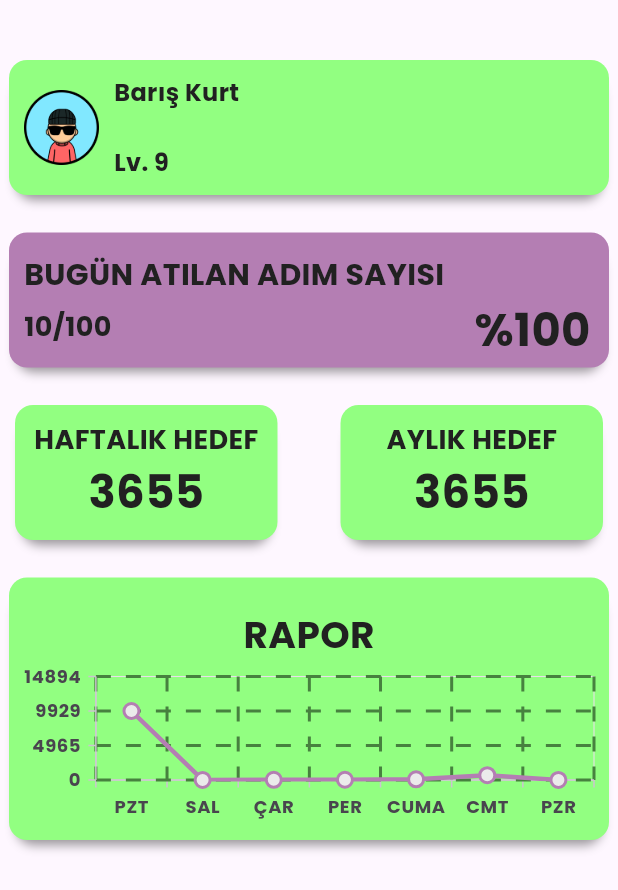
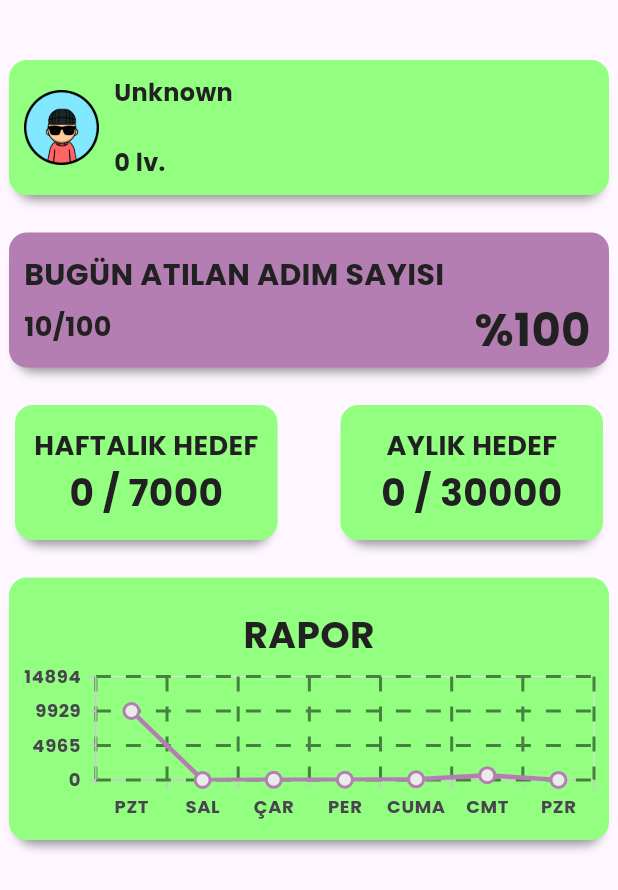
Before and after one commit to Fleqpe/Walkverse, a Flutter app: the Anasayfa widget shown alone on an empty page, opened directly, on a phone screen of 412 x 824 dp. Shown: the top 890 px of the screen. Run offline on Flutter 3.47's test engine with Material 3 defaults, Android fonts, the light colour scheme and no system bars; our stand-ins replace cloud_firestore, firebase_auth, firebase_core, pedometer, syncfusion_flutter_charts; missing offline and left inert: flutter_background_service; accounts and stored records are empty.

Commit message:
anasayfa completed

```diff
--- a/lib/anasayfa.dart
+++ b/lib/anasayfa.dart
@@ -2,9 +2,64 @@ import 'package:flutter/material.dart';
 import 'package:walkverse/chart.dart';
 import 'package:walkverse/container.dart';
 import 'package:walkverse/renkler.dart';
+import 'backend/backendtest.dart';
+import 'backend/xpSystem.dart';
 
-class Anasayfa extends StatelessWidget {
+class Anasayfa extends StatefulWidget {
   const Anasayfa({super.key});
+
+  @override
+  _AnasayfaState createState() => _AnasayfaState();
+}
+
+class _AnasayfaState extends State<Anasayfa> {
+  UserStepsService userStepsService = UserStepsService();
+  String userName = 'Loading...';
+  int level = 0;
+  int remainingXp = 0;
+  int weeklyGoal = 0;
+  int monthlyGoal = 0;
+  int weeklyCount = 0;
+  int monthlyCount = 0;
+  @override
+  void initState() {
+    super.initState();
+    _fetchUserData();
+  }
+
+  Future<void> _fetchUserData() async {
+    String? userId = UserSession.getUserId();
+    if (userId != null) {
+      UserStepsService userStepsService = UserStepsService();
+
+      // Fetch username
+      userName = await userStepsService.getUsername(userId);
+
+      // Fetch total steps
+      int totalSteps = await userStepsService.getTotalSteps(userId);
+
+      // Calculate level and remaining XP
+      Map<String, int> levelInfo = XpSystem.calculateLevel(totalSteps);
+      level = levelInfo['level']!;
+      remainingXp = levelInfo['remainingXp']!;
+
+      // Calculate weekly and monthly goals
+
+      weeklyGoal = XpSystem.calculateWeeklyGoal(level);
+      monthlyGoal = XpSystem.calculateMonthlyGoal(level);
+
+      // Calculate weekly steps
+      DateTime now = DateTime.now();
+      DateTime startOfWeek = now.subtract(Duration(days: now.weekday - 1));
+      weeklyCount = await userStepsService.getTotalStepsScaled(userId, startOfWeek, now);
+
+      DateTime startOfMonth = DateTime(now.year, now.month, 1);
+
+      monthlyCount = await userStepsService.getTotalStepsScaled(userId,startOfMonth, now);
+      setState(() {});
+
+    }
+  }
 
   @override
   Widget build(BuildContext context) {
@@ -31,8 +86,8 @@ class Anasayfa extends StatelessWidget {
                       mainAxisAlignment: MainAxisAlignment.spaceBetween,
                       crossAxisAlignment: CrossAxisAlignment.start,
                       children: [
-                        createText("Barış Kurt", 16),
-                        createText("Lv. 9", 16)
+                        createText(userName, 16),
+                        createText("$level lv.", 16)
                       ],
                     ),
                   )
@@ -86,7 +141,7 @@ class Anasayfa extends StatelessWidget {
                           mainAxisAlignment: MainAxisAlignment.center,
                           children: [
                             createText("HAFTALIK HEDEF", 18),
-                            createText("3655", 30)
+                            createText("$weeklyCount / $weeklyGoal", 25)
                           ],
                         ),
                       )),
@@ -102,7 +157,7 @@ class Anasayfa extends StatelessWidget {
                             mainAxisAlignment: MainAxisAlignment.center,
                             children: [
                               createText("AYLIK HEDEF", 18),
-                              createText("3655", 30)
+                              createText("$monthlyCount / $monthlyGoal", 25)
                             ],
                           ),
                         )))
--- a/lib/backend/backendtest.dart
+++ b/lib/backend/backendtest.dart
@@ -37,6 +37,26 @@ class UserStepsService {
       return [];
     }
   }
+  Future<int> getTotalStepsScaled(String userId, DateTime startDate, DateTime endDate) async {
+  try {
+    QuerySnapshot querySnapshot = await _userStepsCollection
+        .where('userId', isEqualTo: userId)
+        .where('date', isGreaterThanOrEqualTo: startDate)
+        .where('date', isLessThanOrEqualTo: endDate)
+        .get();
+    int totalSteps = 0;
+
+    for (var doc in querySnapshot.docs) {
+      totalSteps += doc['stepAmount'] as int;
+    }
+
+    print('Total steps for user $userId from $startDate to $endDate: $totalSteps');
+    return totalSteps;
+  } catch (e) {
+    print('Error getting total steps for user $userId from $startDate to $endDate: $e');
+    return 0;
+  }
+}
 
   Future<void> updateUserStep(String documentId, int stepAmount, DateTime date) async {
     try {
@@ -300,21 +320,35 @@ class UserStepsService {
       print('Error getting total steps for user $userId: $e');
       return 0;
     }
+
   }
+    Future<String> getUsername(String userId) async {
+    try {
+      Map<String, String> usernames = await getUsernames([userId]);
+      return usernames[userId] ?? 'Unknown';
+    } catch (e) {
+      print('Error getting username for user $userId: $e');
+      return 'Unknown';
+    }
+    }
+
 }
 
 class UserSession {
 
   static String? userId;
+  static int? totalSteps;
   static int? level = 1;
   static int? remainingXp = 0;
-
-
-  static void setUser(String id,int totalSteps)
+  static String? userName = 'sample';
+  static UserStepsService _userStepsService = new UserStepsService();
+  static Future<void> setUser(String id, int totalSteps) async
   {
     userId = id;
+    totalSteps = totalSteps;
     level = XpSystem.calculateLevel(totalSteps)['level'];
     remainingXp = XpSystem.calculateLevel(totalSteps)['remainingXp'];
+    userName = await _userStepsService.getUsername(userId!);
   }
 
   static String? getUserId() {
--- a/lib/landing.dart
+++ b/lib/landing.dart
@@ -16,7 +16,7 @@ class Landing extends StatefulWidget {
 
 class _LandingState extends State<Landing> {
   var currentWidgetText = "ANASAYFA";
-  Widget currentWidget = const Anasayfa();
+  Widget currentWidget =  Anasayfa();
   int _selectedIndex = 0; // Variable to track selected index
 
   void changeCurrentWidget(Widget newWidget, String newTitle) {
@@ -34,7 +34,7 @@ class _LandingState extends State<Landing> {
     // Add the actions you want to trigger based on the selected index
     switch (index) {
       case 0:
-        changeCurrentWidget(const Anasayfa(), "ANASAYFA");
+        changeCurrentWidget( Anasayfa(), "ANASAYFA");
         break;
       case 1:
         changeCurrentWidget(const StepDetailsWidget(), "ADIMLAR");
--- a/lib/login.dart
+++ b/lib/login.dart
@@ -97,7 +97,8 @@ class _LoginPageState extends State<LoginPage> {
 
     if (user != null) {
       UserSession.userId = user.uid;
-      UserSession.setUser(user.uid, _userStepsService.getTotalSteps(user.uid) as int);
+      int _totalSteps = await _userStepsService.getTotalSteps(user.uid);
+      UserSession.setUser(user.uid, _totalSteps);
       // Successful login, navigate to landing page and store user session
       Navigator.pushReplacement(
         context,
```
